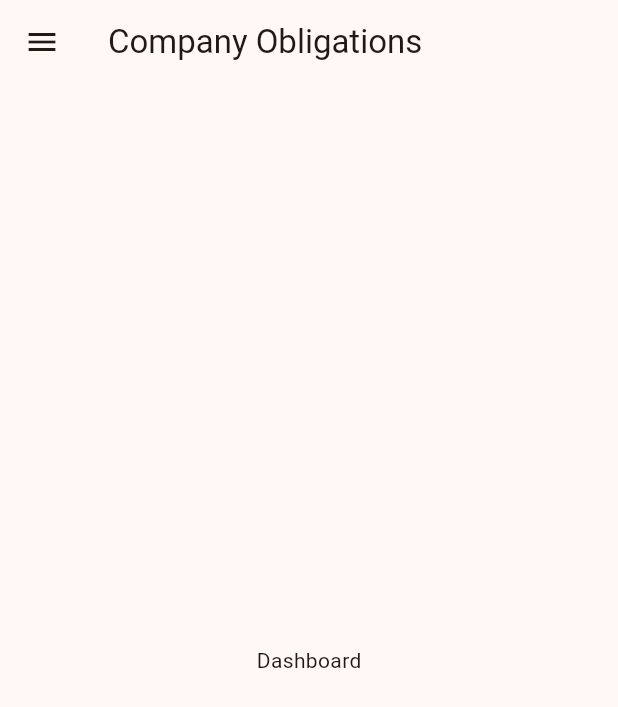
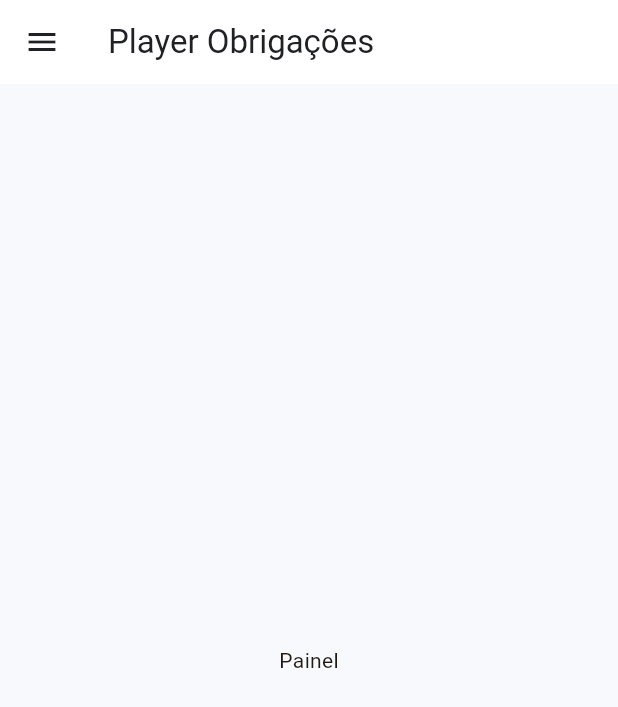
Before and after one commit to valdisneinilo/company-obligations-app, a Flutter app: the screen it shows after launch, in the side drawer, after a tap on "Dashboard", on a phone screen of 412 x 824 dp. Shown: the top 707 px of the screen. Run offline on Flutter 3.47's test engine with Material 3 defaults, Android fonts, the phone set to English and light mode, and no system bars; our stand-ins replace go_router, material_ui.

Commit message:
Implementação do conceito DRY e criação da camada "pages" para separação de responsabilidades seguindo arquitetura adotada

```diff
--- /dev/null
+++ b/lib/app/app_routes.dart
@@ -0,0 +1,6 @@
+class AppRoutes {
+  static const dashboard = '/';
+  static const obligations = '/obligations';
+  static const companies = '/companies';
+  static const users = '/users';
+}
--- a/lib/app/app_shell.dart
+++ b/lib/app/app_shell.dart
@@ -1,5 +1,6 @@
 import 'package:material_ui/material_ui.dart';
 import 'package:go_router/go_router.dart';
+import 'app_routes.dart';
 
 class AppShell extends StatelessWidget {
   const AppShell({super.key, required this.child});
@@ -11,54 +12,79 @@ class AppShell extends StatelessWidget {
     final currentPath = GoRouterState.of(context).uri.path;
 
     final selectedIndex = switch (currentPath) {
-      '/obligations' => 1,
-      '/companies' => 2,
-      '/users' => 3,
+      AppRoutes.obligations => 1,
+      AppRoutes.companies => 2,
+      AppRoutes.users => 3,
       _ => 0,
     };
 
     return Scaffold(
       appBar: AppBar(
-        title: const Text('Company Obligations'),
+        title: const Text('Player Obrigações'),
       ),
       drawer: NavigationDrawer(
         selectedIndex: selectedIndex,
+        backgroundColor: Colors.white,
+        indicatorColor: const Color(0xFFFFE5B3),
         onDestinationSelected: (index) {
           final routes = [
             '/',
-            '/obligations',
-            '/companies',
-            '/users',
+            AppRoutes.obligations,
+            AppRoutes.companies,
+            AppRoutes.users,
           ];
 
           context.go(routes[index]);
           Navigator.pop(context);
         },
         children: [
-          const Padding(
-            padding: EdgeInsets.fromLTRB(28, 24, 16, 24),
-            child: Text(
-              'Company Obligations',
-              style: TextStyle(
-                fontSize: 20,
-                fontWeight: FontWeight.bold,
-              ),
+          Padding(
+            padding: const EdgeInsets.fromLTRB(28, 28, 16, 32),
+            child: Row(
+              children: [
+                Container(
+                  width: 42,
+                  height: 42,
+                  decoration: BoxDecoration(
+                    color: const Color(0xFFF6A10D),
+                    borderRadius: BorderRadius.circular(12),
+                  ),
+                  child: const Icon(
+                    Icons.business_center_outlined,
+                    color: Colors.white,
+                  ),
+                ),
+                const SizedBox(width: 12),
+                const Expanded(
+                  child: Text(
+                    'Player\nObrigações',
+                    style: TextStyle(
+                      fontSize: 17,
+                      fontWeight: FontWeight.bold,
+                    ),
+                  ),
+                ),
+              ],
             ),
           ),
           const NavigationDrawerDestination(
             icon: Icon(Icons.dashboard_outlined),
+            selectedIcon: Icon(Icons.dashboard),
             label: Text('Dashboard'),
           ),
           const NavigationDrawerDestination(
             icon: Icon(Icons.assignment_outlined),
+            selectedIcon: Icon(Icons.assignment),
             label: Text('Obrigações'),
           ),
           const NavigationDrawerDestination(
             icon: Icon(Icons.business_outlined),
+            selectedIcon: Icon(Icons.business),
             label: Text('Empresas'),
           ),
           const NavigationDrawerDestination(
             icon: Icon(Icons.people_outline),
+            selectedIcon: Icon(Icons.people),
             label: Text('Usuários'),
           ),
         ],
--- a/lib/app/router.dart
+++ b/lib/app/router.dart
@@ -1,9 +1,15 @@
-import 'package:material_ui/material_ui.dart';
 import 'package:go_router/go_router.dart';
 import 'app_shell.dart';
+import 'app_routes.dart';
+import '../features/companies/presentation/pages/companies_page.dart';
+import '../features/dashboard/presentation/pages/dashboard_page.dart';
+import '../features/obligations/presentation/pages/obligations_page.dart';
+import '../features/users/presentation/pages/users_page.dart';
+
 
 final appRouter = GoRouter(
-  initialLocation: '/',
+  initialLocation:AppRoutes.dashboard,
+
   routes: [
     ShellRoute(
       builder: (context, state, child) {
@@ -11,30 +17,20 @@ final appRouter = GoRouter(
       },
       routes: [
         GoRoute(
-          path: '/',
-          builder: (context, state) {
-            return const Center(
-              child: Text('Dashboard'),
-            );
-          },
+          path: AppRoutes.dashboard,
+          builder: (context, state) => const DashboardPage(),
         ),
         GoRoute(
-          path: '/obligations',
-          builder: (context, state) {
-            return const Center(child: Text('Obrigações'));
-          },
+          path: AppRoutes.obligations,
+          builder: (context, state) => const ObligationsPage(),
         ),
         GoRoute(
-          path: '/companies',
-          builder: (context, state) {
-            return const Center(child: Text('Empresas'));
-          },
+          path: AppRoutes.companies,
+          builder: (context, state) => const CompaniesPage(),
         ),
         GoRoute(
-          path: '/users',
-          builder: (context, state) {
-            return const Center(child: Text('Usuários'));
-          },
+          path: AppRoutes.users,
+          builder: (context, state) => const UsersPage(),
         ),
       ],
     ),
--- a/lib/app/theme/app_theme.dart
+++ b/lib/app/theme/app_theme.dart
@@ -7,5 +7,12 @@ class AppTheme {
       seedColor: const Color(0xFFF6A10D),
       brightness: Brightness.light,
     ),
+    scaffoldBackgroundColor: const Color(0xFFF8F9FC),
+    appBarTheme: const AppBarTheme(
+      backgroundColor: Colors.white,
+      foregroundColor: Color(0xFF202124),
+      elevation: 0,
+      centerTitle: false,
+    ),
   );
 }
--- /dev/null
+++ b/lib/features/companies/presentation/pages/companies_page.dart
@@ -0,0 +1,12 @@
+import 'package:material_ui/material_ui.dart';
+
+class CompaniesPage extends StatelessWidget {
+  const CompaniesPage({super.key});
+
+  @override
+  Widget build(BuildContext context) {
+    return const Center(
+      child: Text('Empresas'),
+    );
+  }
+}
--- /dev/null
+++ b/lib/features/dashboard/presentation/pages/dashboard_page.dart
@@ -0,0 +1,12 @@
+import 'package:material_ui/material_ui.dart';
+
+class DashboardPage extends StatelessWidget {
+  const DashboardPage({super.key});
+
+  @override
+  Widget build(BuildContext context) {
+    return const Center(
+      child: Text('Painel'),
+    );
+  }
+}
--- /dev/null
+++ b/lib/features/obligations/presentation/pages/obligations_page.dart
@@ -0,0 +1,12 @@
+import 'package:material_ui/material_ui.dart';
+
+class ObligationsPage extends StatelessWidget {
+  const ObligationsPage({super.key});
+
+  @override
+  Widget build(BuildContext context) {
+    return const Center(
+      child: Text('Obrigações'),
+    );
+  }
+}
--- /dev/null
+++ b/lib/features/users/presentation/pages/users_page.dart
@@ -0,0 +1,12 @@
+import 'package:material_ui/material_ui.dart';
+
+class UsersPage extends StatelessWidget {
+  const UsersPage({super.key});
+
+  @override
+  Widget build(BuildContext context) {
+    return const Center(
+      child: Text('Usuários'),
+    );
+  }
+}
```
